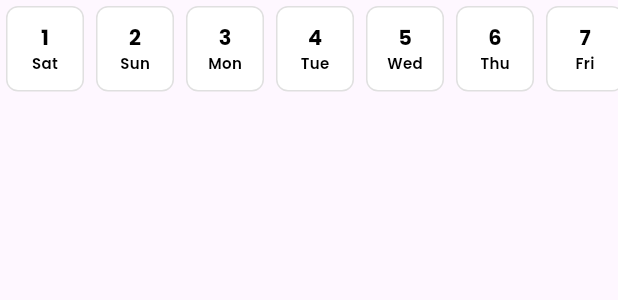
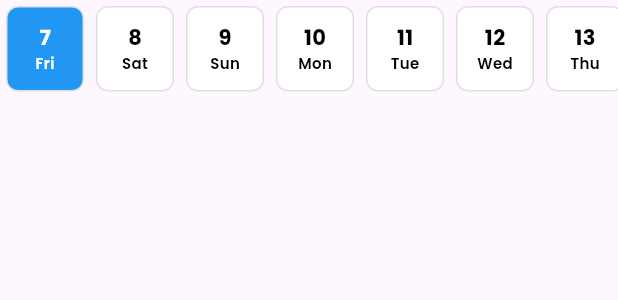
Before and after one commit to Inteli-College/2024-1B-T02-EC10-G04, a Flutter app: what buildDaysCalendar() shows on an empty page, opened directly, on a phone screen of 412 x 824 dp. Shown: the top 300 px of the screen. Run offline on Flutter 3.47's test engine with Material 3 defaults, Android fonts, the phone set to English and light mode, and no system bars; our stand-ins replace flutter_dotenv, shared_preferences, smooth_page_indicator; missing offline and left inert: qr_code_scanner; accounts and stored records are empty; network calls fail.

Commit message:
feat: ajuste no calendar

```diff
--- a/mobile/lib/logic/calendar_funcitons.dart
+++ b/mobile/lib/logic/calendar_funcitons.dart
@@ -4,8 +4,11 @@ import 'package:mobile/widgets/day_card.dart';
 
 class CalendarLogic extends ChangeNotifier {
   DateTime selectedDate = DateTime.now();
-  DateTime? selectedDay;
-  List<String> months = List.generate(12, (index) => DateFormat('MMMM').format(DateTime(0, index + 1)));
+  DateTime? selectedDay = DateTime.now();
+  List<String> months = List.generate(
+    12,
+    (index) => DateFormat('MMMM').format(DateTime(0, index + 1)),
+  );
   List<int> years = List.generate(101, (index) => 2000 + index);
 
   void onMonthChanged(String? newMonth) {
@@ -30,13 +33,16 @@ class CalendarLogic extends ChangeNotifier {
     notifyListeners();
   }
 
-  List<Widget> generateDays(VoidCallback onTapCallback) {
+  List<Widget> generateDays() {
     int daysInMonth = DateTime(selectedDate.year, selectedDate.month + 1, 0).day;
     List<Widget> dayWidgets = [];
     for (int i = 1; i <= daysInMonth; i++) {
       DateTime date = DateTime(selectedDate.year, selectedDate.month, i);
       String weekDay = DateFormat('E').format(date);
-      bool isSelected = selectedDay != null && selectedDay!.day == date.day;
+      bool isSelected = selectedDay != null &&
+                        selectedDay!.year == date.year &&
+                        selectedDay!.month == date.month &&
+                        selectedDay!.day == date.day;
       dayWidgets.add(DayCard(
         day: i.toString(),
         weekDay: weekDay,
@@ -44,7 +50,6 @@ class CalendarLogic extends ChangeNotifier {
         isSelected: isSelected,
         onTap: () {
           onDaySelected(date);
-          onTapCallback();
         },
       ));
     }
--- a/mobile/lib/main.dart
+++ b/mobile/lib/main.dart
@@ -79,8 +79,6 @@ class HomeScreen extends StatelessWidget {
           '/orders': (BuildContext context) => FutureBuilder<List<String?>>(
                 future: Future.wait([
                   localStorageService.getValue('name'),
-                  localStorageService.getValue('role'),
-                  localStorageService.getValue('email'),
                 ]),
                 builder: (context, snapshot) {
                   final name = snapshot.data?[0] ?? 'Unknown';
--- a/mobile/lib/services/user.dart
+++ b/mobile/lib/services/user.dart
@@ -3,6 +3,7 @@ import 'dart:convert';
 import 'package:flutter_dotenv/flutter_dotenv.dart';
 import 'package:http/http.dart' as http;
 import 'package:mobile/logic/local_storage.dart';
+
 class UserService {
   final String baseUrl = dotenv.env['PUCLIC_URL']!;
   final LocalStorageService localStorageService = LocalStorageService();
@@ -21,6 +22,7 @@ class UserService {
 
     if (response.statusCode == 200) {
       var body = jsonDecode(response.body);
+      body['isOnboarding'] = true;
       for (var key in body.keys) {
         localStorageService.saveValue(key, body[key].toString());
       }
@@ -46,6 +48,7 @@ class UserService {
 
     if (response.statusCode == 201) {
       var body = jsonDecode(response.body);
+      body['isOnboarding'] = true;
       for (var key in body.keys) {
         localStorageService.saveValue(key, body[key].toString());
       }
--- a/mobile/lib/widgets/calendar.dart
+++ b/mobile/lib/widgets/calendar.dart
@@ -1,7 +1,7 @@
 import 'package:flutter/material.dart';
 import 'package:intl/intl.dart';
+import 'package:provider/provider.dart';
 import 'package:mobile/logic/calendar_funcitons.dart';
-import 'package:provider/provider.dart';
 import 'package:mobile/widgets/date_picker.dart';
 import 'package:mobile/models/colors.dart';
 
@@ -19,17 +19,16 @@ Widget buildCalendarSelector(BuildContext context) {
             fontFamily: 'Poppins',
             fontSize: 20,
             fontWeight: FontWeight.bold,
-            color: AppColors.black50),
+            color: AppColors.black50,
+          ),
         ),
         IconButton(
           icon: const Icon(Icons.filter_alt),
           onPressed: () => _showMonthYearPicker(context),
         ),
       ],
-    )
+    ),
   );
-
-
 }
 
 void _showMonthYearPicker(BuildContext context) {
@@ -44,19 +43,26 @@ Widget buildCalendarSelector(BuildContext context) {
 Widget buildDaysCalendar(BuildContext context) {
   var calendarLogic = Provider.of<CalendarLogic>(context);
 
+  ScrollController scrollController = ScrollController();
+
+  WidgetsBinding.instance.addPostFrameCallback((_) {
+    if (calendarLogic.selectedDay != null) {
+      int dayIndex = calendarLogic.selectedDay!.day - 1;
+      double initialOffset = dayIndex * 60;
+      scrollController.jumpTo(initialOffset);
+    }
+  });
+
   return SizedBox(
     height: 65,
     child: ListView.builder(
+      controller: scrollController,
       scrollDirection: Axis.horizontal,
-        itemCount: calendarLogic.generateDays(() {
-          calendarLogic.notifyListeners();
-        }).length,
+      itemCount: calendarLogic.generateDays().length,
       itemBuilder: (context, index) {
         return SizedBox(
           width: 60,
-            child: calendarLogic.generateDays(() {
-              calendarLogic.notifyListeners();
-            })[index],
+          child: calendarLogic.generateDays()[index],
         );
       },
     ),
--- a/mobile/lib/widgets/day_card.dart
+++ b/mobile/lib/widgets/day_card.dart
@@ -7,7 +7,8 @@ class DayCard extends StatelessWidget {
   final bool isSelected;
   final VoidCallback onTap;
 
-  const DayCard({super.key,
+  const DayCard({
+    super.key,
     required this.day,
     required this.weekDay,
     required this.date,
```
Also changed, not shown: mobile/lib/pages/logo_page.dart (+14 -2 lines). Lines whose indentation alone changed are shown as unchanged.
